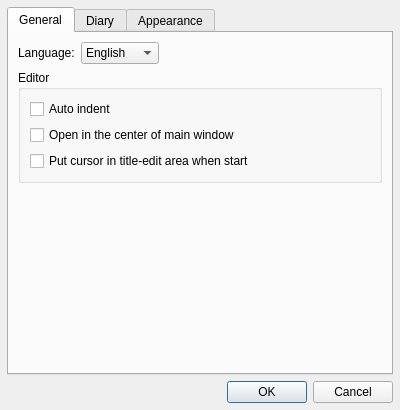
Before: the Qt Designer form ui/configdialog.ui in krrr/Hazama, drawn with Qt 5.
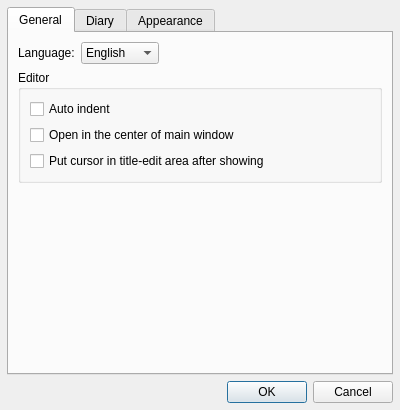
After: the same form once the commit is applied.

Commit message: delete old useless in parser,do some fixes on ui

Patch:
```diff
--- a/ui/configdialog.ui
+++ b/ui/configdialog.ui
@@ -126,7 +126,7 @@
           <item>
            <widget class="QCheckBox" name="tfocusCheck">
             <property name="text">
-             <string>Put cursor in title-edit area when start</string>
+             <string>Put cursor in title-edit area after showing</string>
             </property>
            </widget>
           </item>
```
The commit also changes 6 other files.
